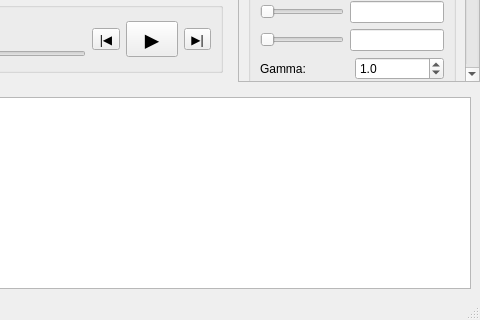
ssec/sift, file sift/ui/pov_main.ui: the form before one commit; both pictures show x 917 to 1397 and y 480 to 800 of the 1397 by 800 pixel window.
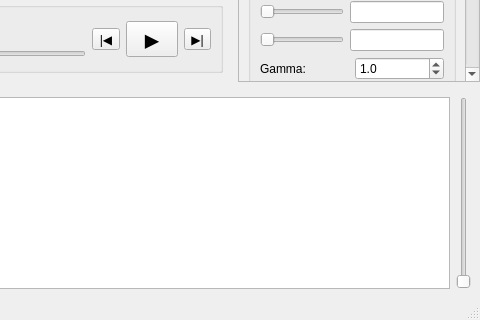
The form after the commit. Custom widgets are drawn as their Qt base class.

Commit message: Demote timeline view to being a parked dockwidget Add timescale slider to timeline UI, still need to wire it up

```diff
--- a/sift/ui/pov_main.ui
+++ b/sift/ui/pov_main.ui
@@ -955,8 +955,8 @@
   <widget class="QDockWidget" name="timelinePane">
    <property name="minimumSize">
     <size>
-     <width>128</width>
-     <height>32</height>
+     <width>172</width>
+     <height>102</height>
     </size>
    </property>
    <property name="baseSize">
@@ -975,10 +975,32 @@
     <number>8</number>
    </attribute>
    <widget class="QWidget" name="dockWidgetContents_2">
-    <layout class="QVBoxLayout" name="verticalLayout_9">
+    <layout class="QHBoxLayout" name="horizontalLayout_9">
      <item>
       <widget class="QGraphicsView" name="timelineView"/>
      </item>
+     <item>
+      <widget class="QSlider" name="timelineScaleSlider">
+       <property name="maximum">
+        <number>1000</number>
+       </property>
+       <property name="singleStep">
+        <number>10</number>
+       </property>
+       <property name="pageStep">
+        <number>100</number>
+       </property>
+       <property name="orientation">
+        <enum>Qt::Vertical</enum>
+       </property>
+       <property name="tickPosition">
+        <enum>QSlider::NoTicks</enum>
+       </property>
+       <property name="tickInterval">
+        <number>100</number>
+       </property>
+      </widget>
+     </item>
     </layout>
    </widget>
   </widget>
```
The commit also changes 2 other files.
